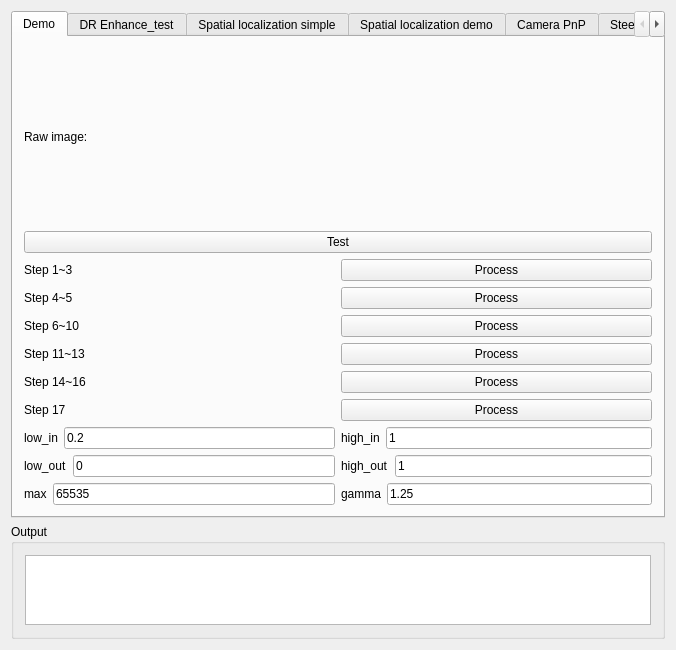
zhaomengxiao/LancetMITK-Adition, file Plugins/org.mitk.lancet.spinecarmregistration/src/internal/SpineCArmRegistrationControls.ui: the form before one commit.
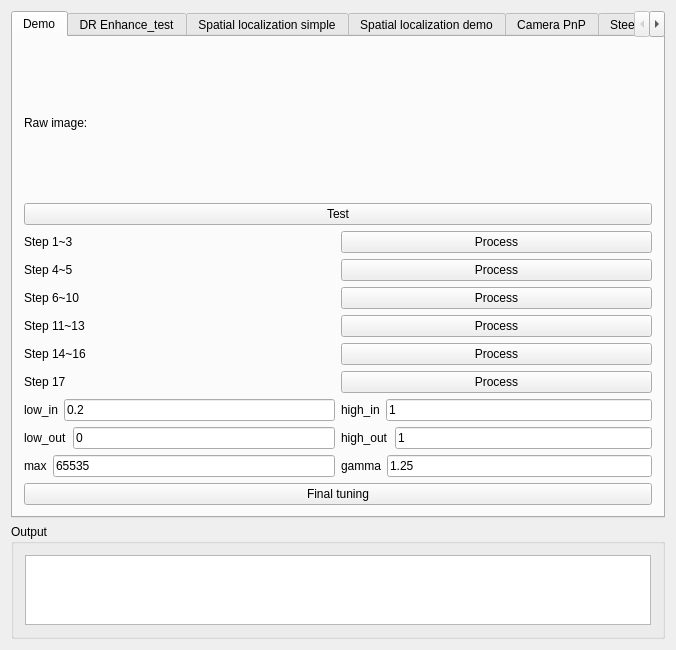
The form after the commit. Custom widgets are drawn as their Qt base class.

Diff of the .ui file:
```diff
--- a/Plugins/org.mitk.lancet.spinecarmregistration/src/internal/SpineCArmRegistrationControls.ui
+++ b/Plugins/org.mitk.lancet.spinecarmregistration/src/internal/SpineCArmRegistrationControls.ui
@@ -287,6 +287,13 @@
          </item>
         </layout>
        </item>
+       <item>
+        <widget class="QPushButton" name="pushButton_finalTuning">
+         <property name="text">
+          <string>Final tuning</string>
+         </property>
+        </widget>
+       </item>
       </layout>
      </widget>
      <widget class="QWidget" name="tab_6">
```
